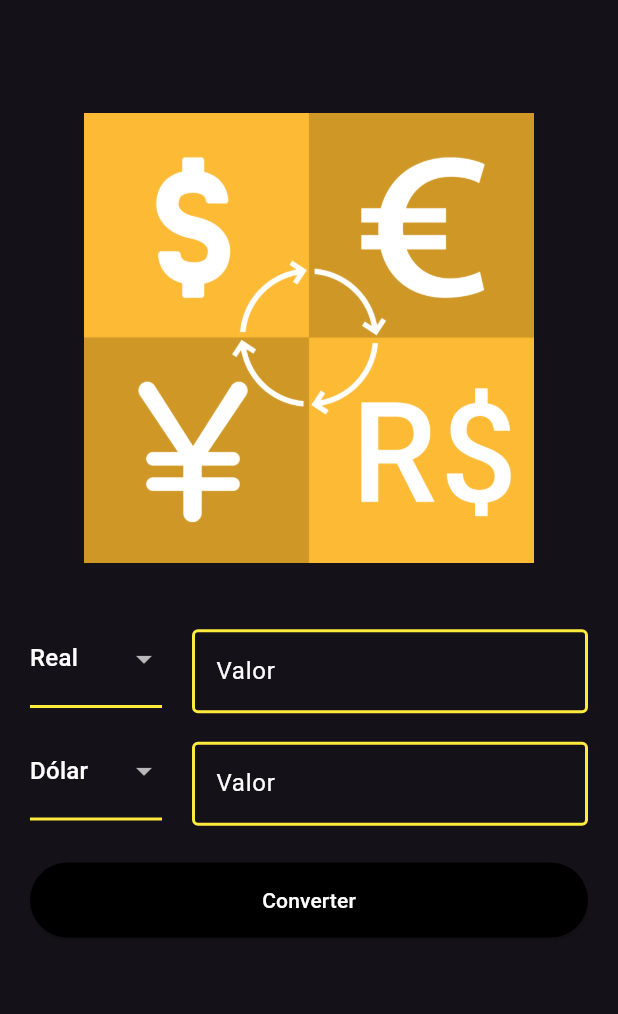
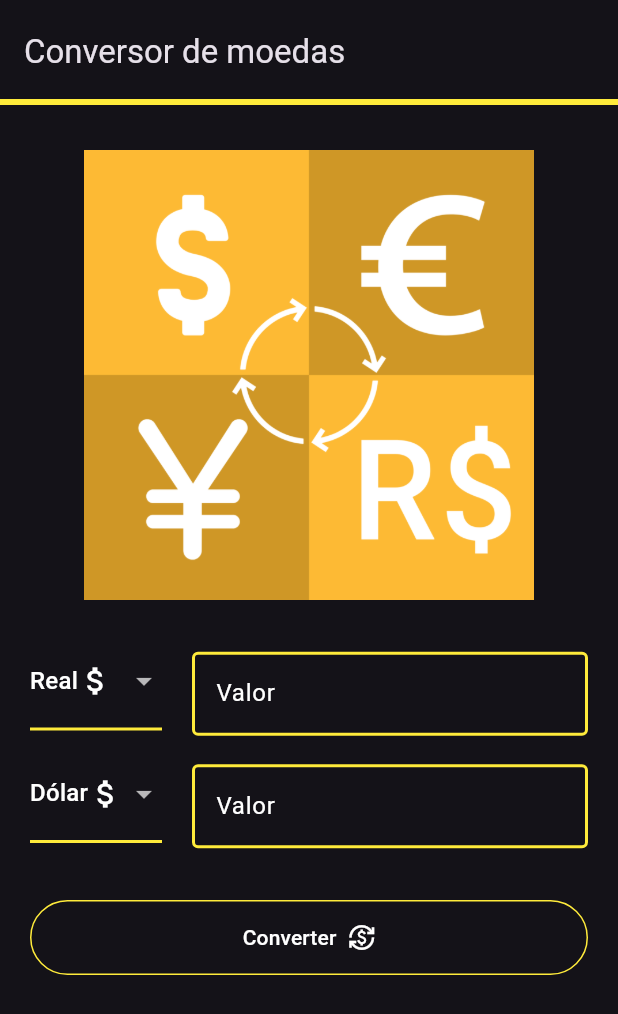
Before and after one commit to Joao-Okabe/conversor-de-moedas, a Flutter app: the screen it shows after launch, on a phone screen of 412 x 824 dp. Shown: the top 1014 px of the screen. Run offline on Flutter 3.47's test engine with Material 3 defaults, Android fonts, the phone set to English and light mode, and no system bars.

Commit message:
Melhora na estilização do DropMenuItem e Button

```diff
--- a/lib/app/components/currency_box.dart
+++ b/lib/app/components/currency_box.dart
@@ -37,9 +37,14 @@ class CurrencyBox extends StatelessWidget {
               items: items
                 .map((e) => DropdownMenuItem(
                   value: e,
-                  child: Text(
-                    e.name,
-                    style: TextStyle(color: Colors.white),
+                  child: Row(
+                    children: [
+                      Text(
+                        e.name,
+                        style: TextStyle(color: Colors.white),
+                      ),
+                      Icon(e.icon),
+                    ]
                   ),
                 ))
                 .toList(),
--- a/lib/app/models/currency_model.dart
+++ b/lib/app/models/currency_model.dart
@@ -1,21 +1,24 @@
-// Modelo que representa uma moeda no app
+import 'package:flutter/material.dart';
+
 class CurrencyModel {
   // Nome da moeda (ex: Real, Dólar, Euro)
   final String name;
   // Valor de 1 unidade dessa moeda em reais
   final double real;
+  //
+  final IconData icon;
 
   // Construtor da classe, recebe nome e valor em reais
-  CurrencyModel(this.name, this.real);
+  CurrencyModel(this.name, this.real, this.icon);
 
   // Método estático que retorna a lista de moedas disponíveis no app
   static List<CurrencyModel> getCurrency(){
     return <CurrencyModel>[
-      CurrencyModel("Real", 1.0),         // 1 Real vale 1 real
-      CurrencyModel("Dólar", 5.24),       // 1 Dólar vale 5.24 reais
-      CurrencyModel("Euro", 5.45),        // 1 Euro vale 5.45 reais
-      CurrencyModel("Iene", 0.038),       // 1 Iene vale 0.038 reais
-      CurrencyModel("Bitcoin", 200000.00),// 1 Bitcoin vale 200.000 reais
+      CurrencyModel("Real", 1.0, Icons.attach_money),         // 1 Real vale 1 real
+      CurrencyModel("Dólar", 5.24, Icons.attach_money),       // 1 Dólar vale 5.24 reais
+      CurrencyModel("Euro", 5.45, Icons.currency_pound),        // 1 Euro vale 5.45 reais
+      CurrencyModel("Iene", 0.038, Icons.currency_yen),       // 1 Iene vale 0.038 reais
+      CurrencyModel("Bitcoin", 200000.00, Icons.currency_bitcoin),// 1 Bitcoin vale 200.000 reais
     ];
   }
 }
--- a/lib/app/views/home_view.dart
+++ b/lib/app/views/home_view.dart
@@ -31,6 +31,16 @@ class _HomeViewState extends State<HomeView> {
   @override
   Widget build(BuildContext context) {
     return Scaffold(
+      appBar: AppBar(
+        title: Text("Conversor de moedas"),
+        toolbarHeight: 70,
+        shape: Border(
+          bottom: BorderSide(
+            color: Colors.yellow,
+            width: 4,
+          )
+        ),
+      ),
       body: SizedBox(
         // Garante que o conteúdo ocupe toda a tela
         width: MediaQuery.of(context).size.width,
@@ -38,13 +48,13 @@ class _HomeViewState extends State<HomeView> {
         child: Padding(
           // Espaçamento nas bordas superiores e laterais
           padding: const EdgeInsets.only(
-            top: 75,
             left: 20,
             right: 20,
           ),
           child: Column(
             children: [
               // Exibe uma imagem centralizada no topo
+              SizedBox(height: 30),
               Center(
                 child: SizedBox(
                   width: 300,
@@ -52,7 +62,7 @@ class _HomeViewState extends State<HomeView> {
                   child: Image.asset('assets/images/currency_exchange.png'),
                 ),
               ),
-              SizedBox(height: 40), // Espaço entre a imagem e os campos
+              SizedBox(height: 30), // Espaço entre a imagem e os campos
 
               // Primeira caixa de seleção e texto (moeda de origem)
               CurrencyBox(
@@ -78,14 +88,16 @@ class _HomeViewState extends State<HomeView> {
                   });
                 },
               ),
-              SizedBox(height: 20), // Espaço antes do botão
-
+              SizedBox(height: 30), // Espaço antes do botão
               // Botão para realizar a conversão
-              ElevatedButton(
-                style: ElevatedButton.styleFrom(
-                  backgroundColor: Colors.black,
+              OutlinedButton(
+                style: OutlinedButton.styleFrom(
                   foregroundColor: Colors.white,
                   minimumSize: Size(MediaQuery.of(context).size.width, 50),
+                  side: BorderSide(
+                    color: Colors.yellow,
+                    width: 1,
+                  )
                 ),
                 onPressed: () {
                   // Chama o método de conversão do controller
@@ -96,8 +108,15 @@ class _HomeViewState extends State<HomeView> {
                     toText.text = homeControllers.toText.text;
                   });
                 },
-                child: const Text('Converter'),
-              )
+                child: Row(
+                  mainAxisAlignment: MainAxisAlignment.center,
+                  children: [
+                    Text("Converter"),
+                    SizedBox(width: 8),
+                    Icon(Icons.currency_exchange)
+                  ],
+                )
+                ),
             ],
           ),
         ),
--- a/lib/main.dart
+++ b/lib/main.dart
@@ -12,6 +12,7 @@ class AppWidget extends StatelessWidget {
   Widget build(BuildContext context) {
     return MaterialApp(
       theme: ThemeData.dark(),
+      debugShowCheckedModeBanner: false,
       home: HomeView(),
     );
   }
```
